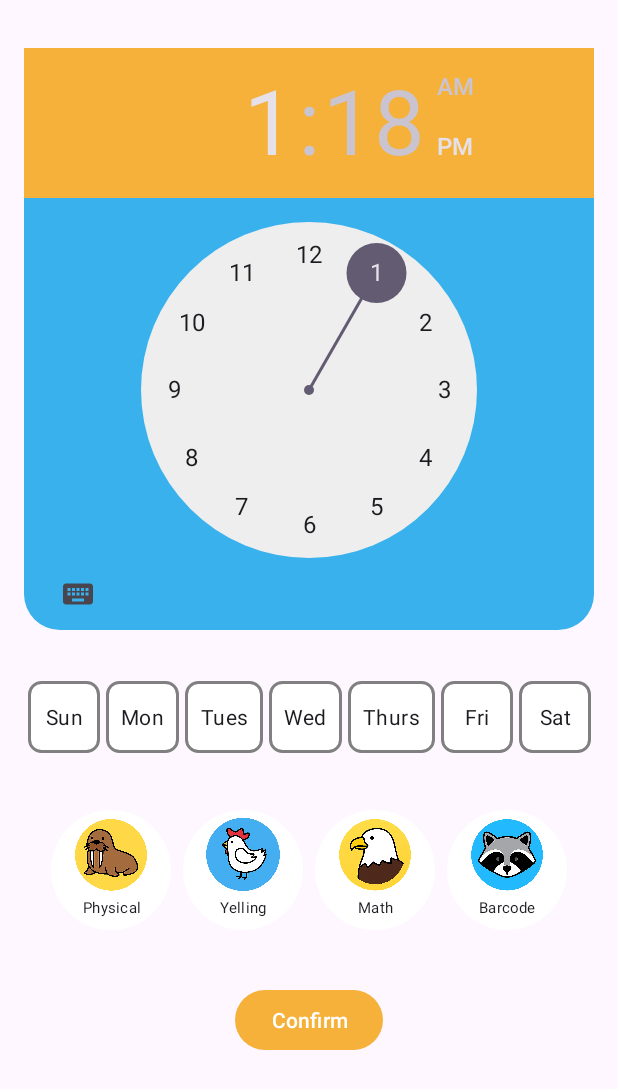
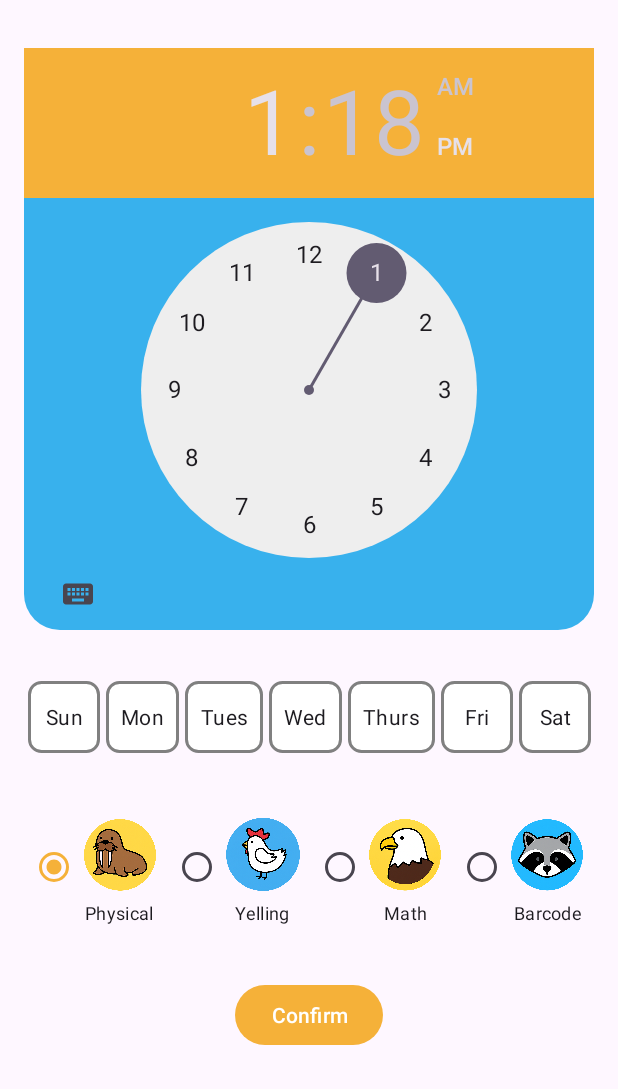
Before and after one commit to varunvaliveti/WakeBuddy, an Android app: the AddAlarmFragment screen opened through its navigation route, on a phone screen of 412 x 824 dp. Shown: the top 1089 px of the screen. Run offline under Robolectric (Android 15) with nearby library versions, the phone set to English and light mode, and no system bars.

Commit message:
Fixed Add Alarm Radio Buttons

```diff
--- a/app/src/main/java/edu/sjsu/android/wakebuddy/AddAlarmFragment.java
+++ b/app/src/main/java/edu/sjsu/android/wakebuddy/AddAlarmFragment.java
@@ -7,6 +7,7 @@ import androidx.fragment.app.Fragment;
 import android.view.LayoutInflater;
 import android.view.View;
 import android.view.ViewGroup;
+import android.widget.RadioGroup;
 
 public class AddAlarmFragment extends Fragment {
 
@@ -28,6 +29,12 @@ public class AddAlarmFragment extends Fragment {
     public View onCreateView(LayoutInflater inflater, ViewGroup container,
                              Bundle savedInstanceState) {
         // Inflate the layout for this fragment
-        return inflater.inflate(R.layout.fragment_add_alarm, container, false);
+        View view = inflater.inflate(R.layout.fragment_add_alarm, container, false);
+        RadioGroup radioGroup = view.findViewById(R.id.radioGroup);
+
+        // Set the default checked RadioButton
+        radioGroup.check(R.id.physicalAddAlarm);
+
+        return view;
     }
 }
--- a/app/src/main/res/layout/fragment_add_alarm.xml
+++ b/app/src/main/res/layout/fragment_add_alarm.xml
@@ -118,52 +118,45 @@
         app:layout_constraintTop_toBottomOf="@+id/linearLayout">
 
         <RadioButton
-            android:layout_width="80dp"
-            android:layout_height="80dp"
+            android:id="@+id/physicalAddAlarm"
+            android:layout_width="wrap_content"
+            android:layout_height="wrap_content"
+            android:layout_weight="1"
             android:layout_margin="4dp"
-            android:background="@drawable/task_icon_background"
-            android:button="@null"
             android:drawableTop="@drawable/scaled_walrus_button"
-            android:drawablePadding="-10dp"
             android:gravity="center"
             android:text="Physical"
-            android:textSize="10sp" />
+            android:textSize="12sp" />
 
         <RadioButton
-            android:layout_width="80dp"
-            android:layout_height="80dp"
+            android:layout_width="wrap_content"
+            android:layout_height="wrap_content"
             android:layout_margin="4dp"
-            android:background="@drawable/task_icon_background"
-            android:button="@null"
             android:drawableTop="@drawable/scaled_chicken_button"
-            android:drawablePadding="-10dp"
+            android:layout_weight="1"
             android:gravity="center"
             android:text="Yelling"
-            android:textSize="10sp" />
+            android:textSize="12sp" />
 
         <RadioButton
-            android:layout_width="80dp"
-            android:layout_height="80dp"
+            android:layout_width="wrap_content"
+            android:layout_height="wrap_content"
+            android:layout_weight="1"
             android:layout_margin="4dp"
-            android:background="@drawable/task_icon_background"
-            android:button="@null"
             android:drawableTop="@drawable/scaled_eagle_button"
-            android:drawablePadding="-10dp"
             android:gravity="center"
             android:text="Math"
-            android:textSize="10sp" />
+            android:textSize="12sp" />
 
         <RadioButton
-            android:layout_width="80dp"
-            android:layout_height="80dp"
+            android:layout_width="wrap_content"
+            android:layout_height="wrap_content"
+            android:layout_weight="1"
             android:layout_margin="4dp"
-            android:background="@drawable/task_icon_background"
-            android:button="@null"
             android:drawableTop="@drawable/scaled_racoon_button"
-            android:drawablePadding="-10dp"
             android:gravity="center"
             android:text="Barcode"
-            android:textSize="10sp" />
+            android:textSize="12sp" />
 
 
     </RadioGroup>
```
